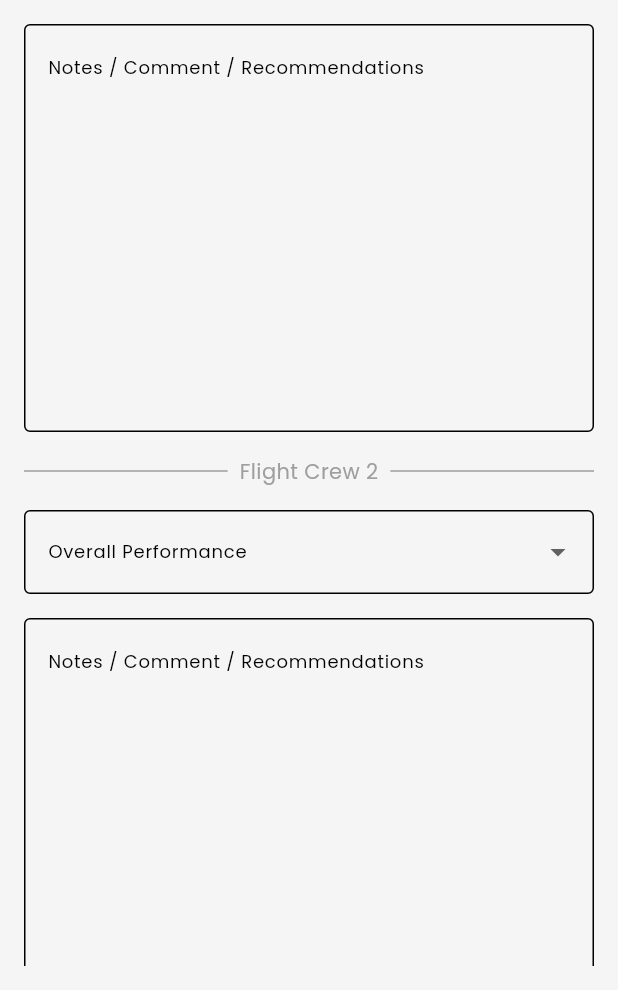
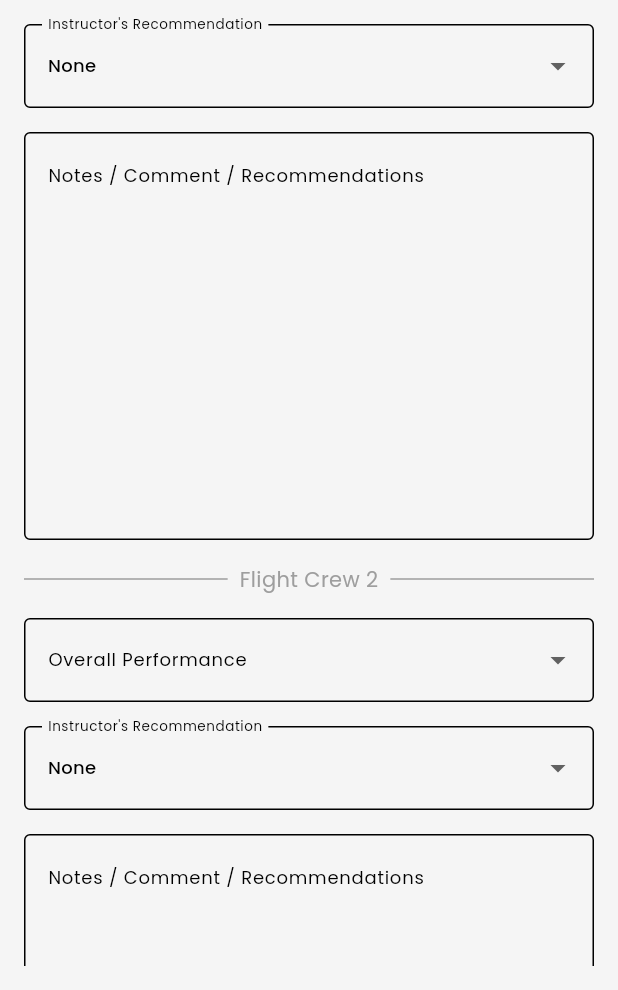
Before and after one commit to YosuaPWH/ts_one, a Flutter app: the NewAssessmentOverallPerformance screen opened directly with empty values, on a phone screen of 412 x 824 dp, the part 246-1236 px from its top. Run offline on Flutter 3.47's test engine with Material 2 defaults, Android fonts, the phone set to English and light mode, and no system bars; our stand-ins replace cloud_firestore, device_info_plus, email_validator, firebase_auth, firebase_core, firebase_storage and 16 more; missing offline and left inert: excel, googleapis, hand_signature, syncfusion_flutter_pdf; accounts and stored records are empty; generated files the repository leaves out were written again.

Commit message:
option recommendation instructor in overall

```diff
--- a/lib/data/assessments/assessment_variables.dart
+++ b/lib/data/assessments/assessment_variables.dart
@@ -95,6 +95,25 @@ class AssessmentVariables with ChangeNotifier {
     keyMarkerFive,
   ];
 
+  static const instructorRecommendation = [
+    keyNone,
+    keySeniorFirstOfficer,
+    keyGroundTrainingInstructor,
+    keyCompanyCheckPilot,
+    keyCommandUpgrade,
+    keyTypeRatingInstructor,
+    keyOthers,
+  ];
+
+  // Instructor's Recommendation
+  static const String keyNone = "None";
+  static const String keySeniorFirstOfficer = "Senior First Officer";
+  static const String keyGroundTrainingInstructor = "Ground Training Instructor";
+  static const String keyCompanyCheckPilot = "Company Check Pilot";
+  static const String keyCommandUpgrade = "Command Upgrad";
+  static const String keyTypeRatingInstructor = "Type Rating Instructor";
+  static const String keyOthers = "Others";
+
   AssessmentVariables.fromFirebase(Map<String, dynamic> map) {
     id = map[keyId];
     assessmentPeriodId = map[keyAssessmentPeriodId];
--- a/lib/data/assessments/new_assessment.dart
+++ b/lib/data/assessments/new_assessment.dart
@@ -3,6 +3,7 @@ import 'dart:typed_data';
 import 'package:flutter/material.dart';
 import 'package:ts_one/data/assessments/assessment_flight_details.dart';
 import 'package:ts_one/data/assessments/assessment_variable_results.dart';
+import 'package:ts_one/data/assessments/assessment_variables.dart';
 import 'package:ts_one/util/util.dart';
 
 class NewAssessment with ChangeNotifier {
@@ -73,6 +74,7 @@ class NewAssessment with ChangeNotifier {
   String declaration1 = "";
   String nameExaminee1 = Util.defaultStringIfNull;
   String rankExaminee1 = Util.defaultStringIfNull;
+  String instructorRecommendation1 = AssessmentVariables.keyNone;
 
   // Flight Crew 2
   int idNo2 = Util.defaultIntIfNull;
@@ -87,6 +89,7 @@ class NewAssessment with ChangeNotifier {
   String declaration2 = "";
   String nameExaminee2 = Util.defaultStringIfNull;
   String rankExaminee2 = Util.defaultStringIfNull;
+  String instructorRecommendation2 = AssessmentVariables.keyNone;
 
   String aircraftType = "";
   String airportAndRoute = "";
--- a/lib/presentation/view/assessment/new_assessment_overall_performance.dart
+++ b/lib/presentation/view/assessment/new_assessment_overall_performance.dart
@@ -25,6 +25,8 @@ class NewAssessmentOverallPerformance extends StatefulWidget {
 class _NewAssessmentOverallPerformanceState extends State<NewAssessmentOverallPerformance> {
   late AssessmentViewModel viewModel;
   late NewAssessment _newAssessment;
+  String selectedInstructorRecommendation1 = "None";
+  String selectedInstructorRecommendation2 = "None";
 
   @override
   void initState() {
@@ -101,6 +103,36 @@ class _NewAssessmentOverallPerformanceState extends State<NewAssessmentOverallPe
                   },
                 ),
               ),
+              Padding(
+                padding: const EdgeInsets.only(bottom: 16.0),
+                child: DropdownButtonFormField(
+                  decoration: const InputDecoration(
+                      border: OutlineInputBorder(),
+                      hintMaxLines: 1,
+                      label: Text(
+                        "Instructor's Recommendation",
+                        style: TextStyle(
+                          fontSize: 12,
+                        ),
+                      )),
+                  value: selectedInstructorRecommendation1,
+                  items: AssessmentVariables.instructorRecommendation
+                      .map((e) => DropdownMenuItem(
+                    value: e,
+                    child: Text(
+                      e.toString(),
+                      style: const TextStyle(fontSize: 12),
+                    ),
+                  ))
+                      .toList(),
+                  onChanged: (value) {
+                    setState(() {
+                      _newAssessment.instructorRecommendation1 = value as String;
+                      selectedInstructorRecommendation1 = value;
+                    });
+                  },
+                ),
+              ),
               TextField(
                 keyboardType: TextInputType.multiline,
                 maxLines: null,
@@ -171,6 +203,36 @@ class _NewAssessmentOverallPerformanceState extends State<NewAssessmentOverallPe
                   },
                 ),
               ),
+              Padding(
+                padding: const EdgeInsets.only(bottom: 16.0),
+                child: DropdownButtonFormField(
+                  decoration: const InputDecoration(
+                      border: OutlineInputBorder(),
+                      hintMaxLines: 1,
+                      label: Text(
+                        "Instructor's Recommendation",
+                        style: TextStyle(
+                          fontSize: 12,
+                        ),
+                      )),
+                  value: selectedInstructorRecommendation2,
+                  items: AssessmentVariables.instructorRecommendation
+                      .map((e) => DropdownMenuItem(
+                    value: e,
+                    child: Text(
+                      e.toString(),
+                      style: const TextStyle(fontSize: 12),
+                    ),
+                  ))
+                      .toList(),
+                  onChanged: (value) {
+                    setState(() {
+                      _newAssessment.instructorRecommendation2 = value as String;
+                      selectedInstructorRecommendation2 = value;
+                    });
+                  },
+                ),
+              ),
               TextField(
                 keyboardType: TextInputType.multiline,
                 maxLines: null,
--- a/lib/presentation/view/home/home_screen.dart
+++ b/lib/presentation/view/home/home_screen.dart
@@ -184,6 +184,9 @@ class _HomeScreenState extends State<HomeScreen> {
                   ),
 
                   // DONT REMOVE - PILOT HOME
+                  if (userPreferences.getRank() != "Pilot Administrator")
+                    Column(
+                      children: [
                         Padding(
                           padding: const EdgeInsets.only(top: 20, bottom: 10),
                           child: Align(
@@ -229,6 +232,8 @@ class _HomeScreenState extends State<HomeScreen> {
                                   : const Center(child: Text('There is no data that needs confirmation')),
                             ],
                           ),
+                      ],
+                    )
                 ],
               ),
             ),
--- a/lib/presentation/view/profile/profile_screen.dart
+++ b/lib/presentation/view/profile/profile_screen.dart
@@ -71,6 +71,7 @@ class _ProfileScreenState extends State<ProfileScreen> {
                             ),
                           ],
                         ),
+
                       child: Column(
                         mainAxisAlignment: MainAxisAlignment.spaceEvenly,
                         children: [
--- a/lib/presentation/view/users/login.dart
+++ b/lib/presentation/view/users/login.dart
@@ -1,3 +1,5 @@
+import 'dart:developer';
+
 import 'package:flutter/foundation.dart';
 import 'package:flutter/material.dart';
 import 'package:fluttertoast/fluttertoast.dart';
@@ -194,6 +196,8 @@ class _LoginViewState extends State<LoginView> {
                             Navigator.pushNamedAndRemoveUntil(
                                 context, NamedRoute.home, (route) => false);
                           } else {
+                            log("Error: ${userAuth.errorMessage}");
+                            Fluttertoast.showToast(msg: "Error: ${userAuth.errorMessage}");
                             SnackBar(
                               content: Text(
                                   "Error: ${userAuth.errorMessage}"),
```
Also changed, not shown: lib/domain/assessment_results_repo.dart (+13 -2 lines), lib/presentation/view/assessment/result_assessment_variables.dart (+13 -0 lines), lib/presentation/view/history/history_screen.dart (+0 -9 lines). Lines whose indentation alone changed are shown as unchanged.
